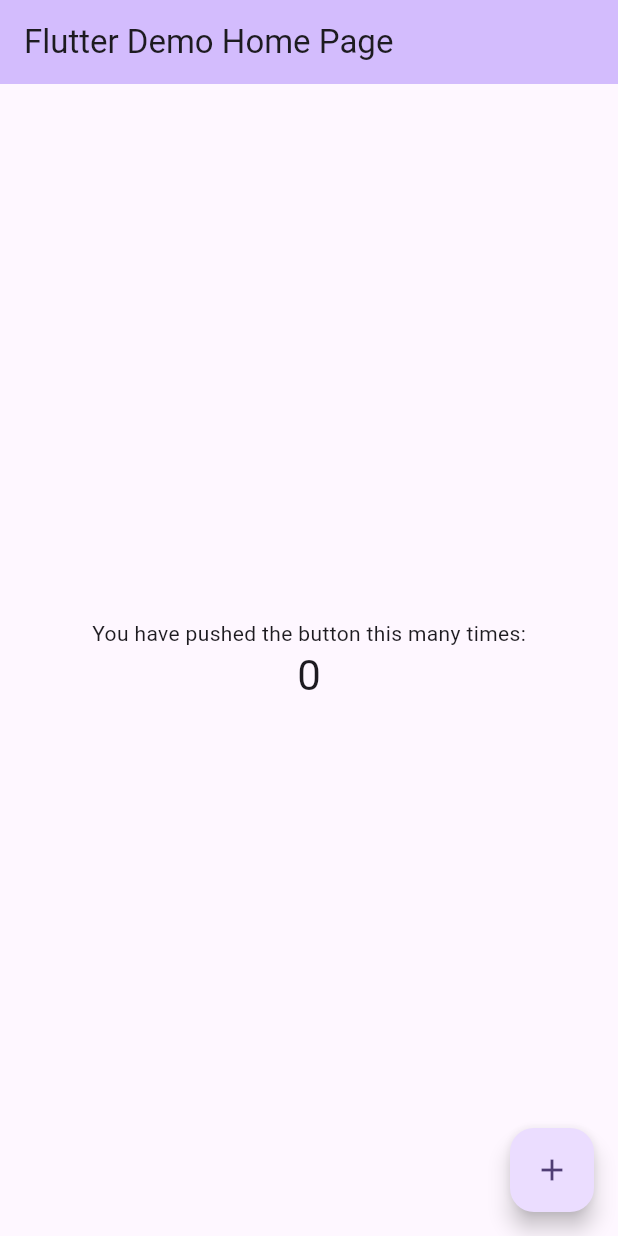
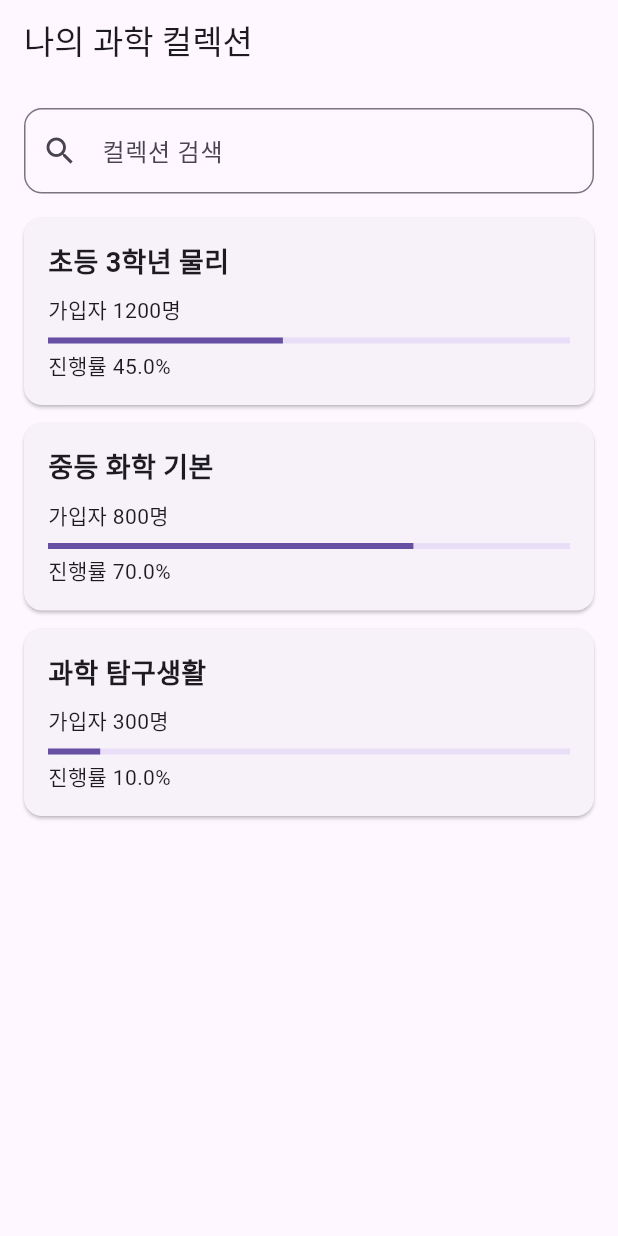
Before and after one commit to joon363/STdev_BREMEN, a Flutter app: the screen it shows after launch, on a phone screen of 412 x 824 dp. Run offline on Flutter 3.47's test engine with Material 3 defaults, Android fonts, the light colour scheme and no system bars.

Commit message:
Collection home, collection, card system added + folder system clean

```diff
--- a/lib/main.dart
+++ b/lib/main.dart
@@ -1,4 +1,7 @@
 import 'package:flutter/material.dart';
+import 'screens/CollectionHome.dart';
+import 'screens/CollectionDetail.dart';
+import 'screens/CardDetail.dart';
 
 void main() {
   runApp(const MyApp());
@@ -7,119 +10,23 @@
 class MyApp extends StatelessWidget {
   const MyApp({super.key});
 
-  // This widget is the root of your application.
   @override
   Widget build(BuildContext context) {
     return MaterialApp(
-      title: 'Flutter Demo',
-      theme: ThemeData(
-        // This is the theme of your application.
-        //
-        // TRY THIS: Try running your application with "flutter run". You'll see
-        // the application has a purple toolbar. Then, without quitting the app,
-        // try changing the seedColor in the colorScheme below to Colors.green
-        // and then invoke "hot reload" (save your changes or press the "hot
-        // reload" button in a Flutter-supported IDE, or press "r" if you used
-        // the command line to start the app).
-        //
-        // Notice that the counter didn't reset back to zero; the application
-        // state is not lost during the reload. To reset the state, use hot
-        // restart instead.
-        //
-        // This works for code too, not just values: Most code changes can be
-        // tested with just a hot reload.
-        colorScheme: ColorScheme.fromSeed(seedColor: Colors.deepPurple),
-        useMaterial3: true,
-      ),
-      home: const MyHomePage(title: 'Flutter Demo Home Page'),
+      title: 'STdev Collection App',
+      debugShowCheckedModeBanner: false,
+      initialRoute: '/',
+      routes: {
+        '/': (context) => const CollectionHomePage(),
+        '/collectionDetail': (context) {
+          final args = ModalRoute.of(context)!.settings.arguments as Map<String, dynamic>;
+          return CollectionDetailPage(title: args['title']);
+        },
+        '/cardDetail': (context) {
+          final args = ModalRoute.of(context)!.settings.arguments as Map<String, dynamic>;
+          return CardDetailPage(card: args['card']);
+        },
+      },
     );
   }
 }
-
-class MyHomePage extends StatefulWidget {
-  const MyHomePage({super.key, required this.title});
-
-  // This widget is the home page of your application. It is stateful, meaning
-  // that it has a State object (defined below) that contains fields that affect
-  // how it looks.
-
-  // This class is the configuration for the state. It holds the values (in this
-  // case the title) provided by the parent (in this case the App widget) and
-  // used by the build method of the State. Fields in a Widget subclass are
-  // always marked "final".
-
-  final String title;
-
-  @override
-  State<MyHomePage> createState() => _MyHomePageState();
-}
-
-class _MyHomePageState extends State<MyHomePage> {
-  int _counter = 0;
-
-  void _incrementCounter() {
-    setState(() {
-      // This call to setState tells the Flutter framework that something has
-      // changed in this State, which causes it to rerun the build method below
-      // so that the display can reflect the updated values. If we changed
-      // _counter without calling setState(), then the build method would not be
-      // called again, and so nothing would appear to happen.
-      _counter++;
-    });
-  }
-
-  @override
-  Widget build(BuildContext context) {
-    // This method is rerun every time setState is called, for instance as done
-    // by the _incrementCounter method above.
-    //
-    // The Flutter framework has been optimized to make rerunning build methods
-    // fast, so that you can just rebuild anything that needs updating rather
-    // than having to individually change instances of widgets.
-    return Scaffold(
-      appBar: AppBar(
-        // TRY THIS: Try changing the color here to a specific color (to
-        // Colors.amber, perhaps?) and trigger a hot reload to see the AppBar
-        // change color while the other colors stay the same.
-        backgroundColor: Theme.of(context).colorScheme.inversePrimary,
-        // Here we take the value from the MyHomePage object that was created by
-        // the App.build method, and use it to set our appbar title.
-        title: Text(widget.title),
-      ),
-      body: Center(
-        // Center is a layout widget. It takes a single child and positions it
-        // in the middle of the parent.
-        child: Column(
-          // Column is also a layout widget. It takes a list of children and
-          // arranges them vertically. By default, it sizes itself to fit its
-          // children horizontally, and tries to be as tall as its parent.
-          //
-          // Column has various properties to control how it sizes itself and
-          // how it positions its children. Here we use mainAxisAlignment to
-          // center the children vertically; the main axis here is the vertical
-          // axis because Columns are vertical (the cross axis would be
-          // horizontal).
-          //
-          // TRY THIS: Invoke "debug painting" (choose the "Toggle Debug Paint"
-          // action in the IDE, or press "p" in the console), to see the
-          // wireframe for each widget.
-          mainAxisAlignment: MainAxisAlignment.center,
-          children: <Widget>[
-            const Text(
-              'You have pushed the button this many times:',
-            ),
-            Text(
-              '$_counter',
-              style: Theme.of(context).textTheme.headlineMedium,
-            ),
-          ],
-        ),
-      ),
-      floatingActionButton: FloatingActionButton(
-        onPressed: _incrementCounter,
-        tooltip: 'Increment',
-        child: const Icon(Icons.add),
-      ), // This trailing comma makes auto-formatting nicer for build methods.
-    );
-  }
-}
--- /dev/null
+++ b/lib/screens/CollectionHome.dart
@@ -0,0 +1,79 @@
+import 'package:flutter/material.dart';
+import 'CollectionDetail.dart';
+
+class CollectionHomePage extends StatelessWidget {
+  const CollectionHomePage({super.key});
+
+  final List<Collection> collections = const [
+    Collection("초등 3학년 물리", 1200, 0.45),
+    Collection("중등 화학 기본", 800, 0.7),
+    Collection("과학 탐구생활", 300, 0.1),
+  ];
+
+  @override
+  Widget build(BuildContext context) {
+    return Scaffold(
+      appBar: AppBar(title: const Text("나의 과학 컬렉션")),
+      body: Padding(
+        padding: const EdgeInsets.all(16),
+        child: Column(
+          children: [
+            TextField(
+              decoration: InputDecoration(
+                hintText: "컬렉션 검색",
+                prefixIcon: const Icon(Icons.search),
+                border: OutlineInputBorder(borderRadius: BorderRadius.circular(12)),
+              ),
+            ),
+            const SizedBox(height: 16),
+            Expanded(
+              child: ListView.builder(
+                itemCount: collections.length,
+                itemBuilder: (context, index) {
+                  final collection = collections[index];
+                  return GestureDetector(
+                    onTap: () {
+                      Navigator.pushNamed(
+                        context,
+                        '/collectionDetail',
+                        arguments: {'title': collection.title},
+                      );
+                    },
+                    child: Card(
+                      shape: RoundedRectangleBorder(borderRadius: BorderRadius.circular(12)),
+                      margin: const EdgeInsets.only(bottom: 12),
+                      child: Padding(
+                        padding: const EdgeInsets.all(16),
+                        child: Column(
+                          crossAxisAlignment: CrossAxisAlignment.start,
+                          children: [
+                            Text(collection.title,
+                                style: const TextStyle(fontSize: 18, fontWeight: FontWeight.bold)),
+                            const SizedBox(height: 8),
+                            Text("가입자 ${collection.subscribers}명"),
+                            const SizedBox(height: 8),
+                            LinearProgressIndicator(value: collection.progress),
+                            const SizedBox(height: 4),
+                            Text("진행률 ${(collection.progress * 100).toStringAsFixed(1)}%"),
+                          ],
+                        ),
+                      ),
+                    ),
+                  );
+                },
+              ),
+            ),
+          ],
+        ),
+      ),
+    );
+  }
+}
+
+class Collection {
+  final String title;
+  final int subscribers;
+  final double progress;
+
+  const Collection(this.title, this.subscribers, this.progress);
+}
--- a/pubspec.yaml
+++ b/pubspec.yaml
@@ -56,6 +56,8 @@ flutter:
   # included with your application, so that you can use the icons in
   # the material Icons class.
   uses-material-design: true
+  assets:
+    - assets/images/
 
   # To add assets to your application, add an assets section, like this:
   # assets:
```
Also changed, not shown: lib/constants/card_styles.dart (added, +16 -0 lines), lib/models/card_item.dart (added, +17 -0 lines), lib/screens/CardDetail.dart (added, +80 -0 lines), lib/screens/CollectionDetail.dart (added, +107 -0 lines), assets/images/gravity.jpg (added), assets/images/newton.png (added).
